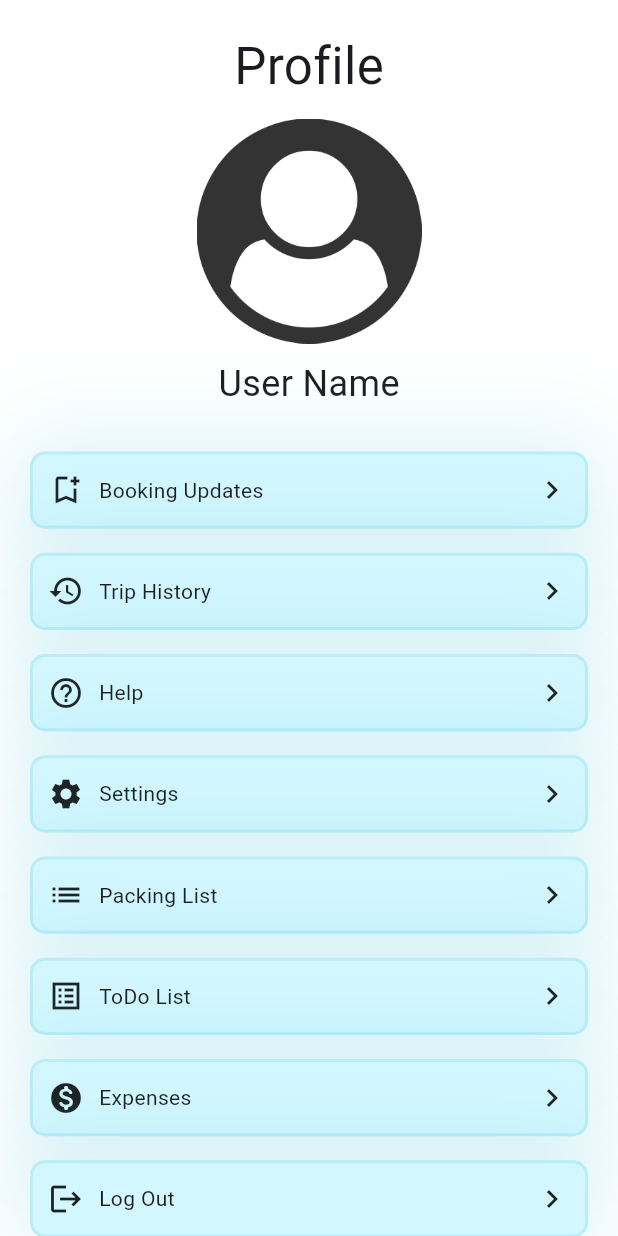
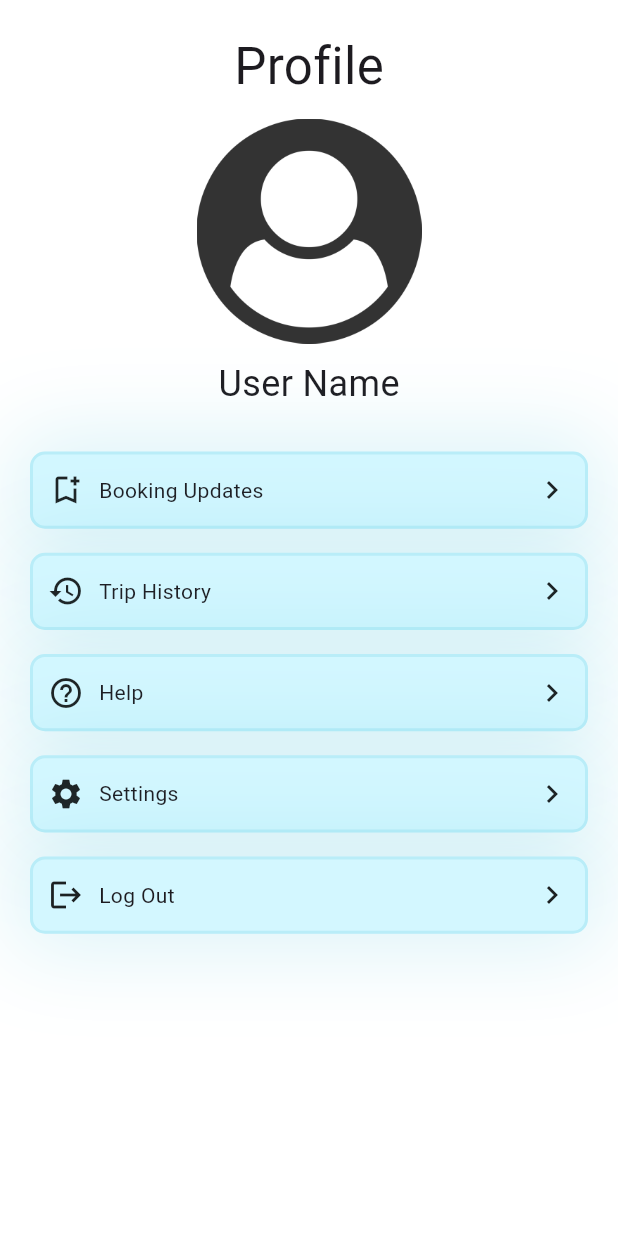
Before and after one commit to AnujLo1c/hum_chale, a Flutter app: the ProfileHome widget shown alone on an empty page, opened directly, on a phone screen of 412 x 824 dp. Run offline on Flutter 3.47's test engine with Material 3 defaults, Android fonts, the phone set to English and light mode, and no system bars; our stand-ins replace firebase_auth, firebase_core, flutter_slidable, gap, google_sign_in, gradient_borders and 2 more; accounts and stored records are empty; generated files the repository leaves out were written again.

Commit message:
routes work

```diff
--- a/lib/screens/after_confirmation/list_screen/Expense_list.dart
+++ b/lib/screens/after_confirmation/Expense_list.dart
@@ -1,9 +1,6 @@
 import 'package:flutter/material.dart';
 import 'package:gap/gap.dart';
 import 'package:hum_chale/ui/CustomColors.dart';
-
-
-
 class ExpenseList extends StatefulWidget {
   const ExpenseList({super.key});
 
--- a/lib/screens/after_confirmation/ac_booking.dart
+++ b/lib/screens/after_confirmation/ac_booking.dart
@@ -19,7 +19,6 @@ class ACBooking extends StatelessWidget {
         ),
         body: Column(
           children: [
-            ElevatedButton(onPressed: ()=>GoogleLogin().logOutFromGoogle(context), child: Text("sdf")),
             Divider(color: CustomColors.primaryColor,),
             Gap(40),
             Row(
--- a/lib/screens/profile/profile_home.dart
+++ b/lib/screens/profile/profile_home.dart
@@ -1,5 +1,6 @@
 import 'package:flutter/material.dart';
 import 'package:gap/gap.dart';
+import 'package:hum_chale/authentication/GoogleLogin.dart';
 import 'package:hum_chale/screens/after_confirmation/list_screen/Expense_list.dart';
 import 'package:hum_chale/screens/after_confirmation/list_screen/packing_list.dart';
 import 'package:hum_chale/screens/after_confirmation/list_screen/todo_list.dart';
@@ -34,15 +35,15 @@ Size? size;
           Gap(10),
           Text("User Name",style: TextStyle(fontSize: 24),),
           Gap(20),
-          ProfileTile("Booking Updates", (){}, Icons.bookmark_add_outlined),
+          ProfileTile("Booking Updates", ()=>Navigator.pushNamed(context, Achome.routeName), Icons.bookmark_add_outlined),
           ProfileTile("Trip History", (){}, Icons.history),
           ProfileTile("Help", (){}, Icons.help_outline),
           ProfileTile("Settings", (){}, Icons.settings),
-          ProfileTile("Packing List", (){Navigator.push(context,MaterialPageRoute(builder: (context)=> packingList()));}, Icons.list),
-          ProfileTile("ToDo List", (){Navigator.push(context,MaterialPageRoute(builder: (context)=> ToDo()));}, Icons.list_alt_sharp),
-          ProfileTile("Expenses", (){Navigator.push(context,MaterialPageRoute(builder: (context)=> ExpenseList()));}, Icons.monetization_on_rounded),
-          ProfileTile("Log Out", (){}, Icons.logout),
-          ElevatedButton(onPressed: ()=>Navigator.pushNamed(context, Achome.routeName), child: Text("data"))
+          // ProfileTile("Packing List", (){Navigator.push(context,MaterialPageRoute(builder: (context)=> packingList()));}, Icons.list),
+          // ProfileTile("ToDo List", (){Navigator.push(context,MaterialPageRoute(builder: (context)=> ToDo()));}, Icons.list_alt_sharp),
+          // ProfileTile("Expenses", (){Navigator.push(context,MaterialPageRoute(builder: (context)=> ExpenseList()));}, Icons.monetization_on_rounded),
+          ProfileTile("Log Out", (){GoogleLogin().logOutFromGoogle(context);}, Icons.logout),
+          // ElevatedButton(onPressed: ()=>Navigator.pushNamed(context, Achome.routeName), child: Text("data"))
         ],
       ),
     );
--- a/lib/screens/trip_hosting/trip_lodging.dart
+++ b/lib/screens/trip_hosting/trip_lodging.dart
@@ -46,7 +46,7 @@ class _TripLodgingState extends State<TripLodging> {
                 width: MediaQuery.of(context).size.width-50,
                 margin: EdgeInsets.only(bottom: 17),
                 child: ElevatedButton(
-                  onPressed: () => Navigator.pushNamed(context, CustomBottomNav.routeName),
+                  onPressed: () => Navigator.popUntil(context, (route) => route.settings.name==CustomBottomNav.routeName),
                   style: ElevatedButton.styleFrom(
                     elevation: 5,
                     shape: const RoundedRectangleBorder(borderRadius: BorderRadius.all(Radius.circular(15))),
```
Also changed, not shown: lib/authentication/GoogleLogin.dart (+4 -3 lines), lib/screens/after_confirmation/ac_home.dart (+13 -10 lines), lib/widget/loading-dialog.dart (added, +18 -0 lines), lib/screens/after_confirmation/packing_list.dart (renamed from lib/screens/after_confirmation/list_screen/packing_list.dart), lib/screens/after_confirmation/todo_list.dart (renamed from lib/screens/after_confirmation/list_screen/todo_list.dart).
